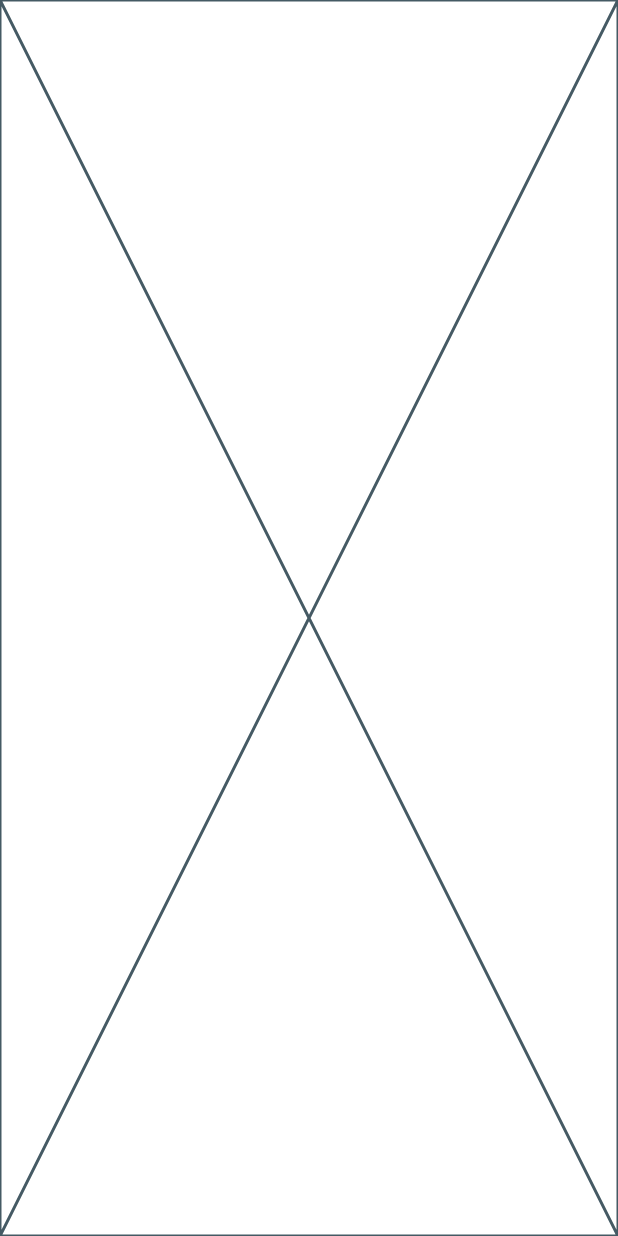
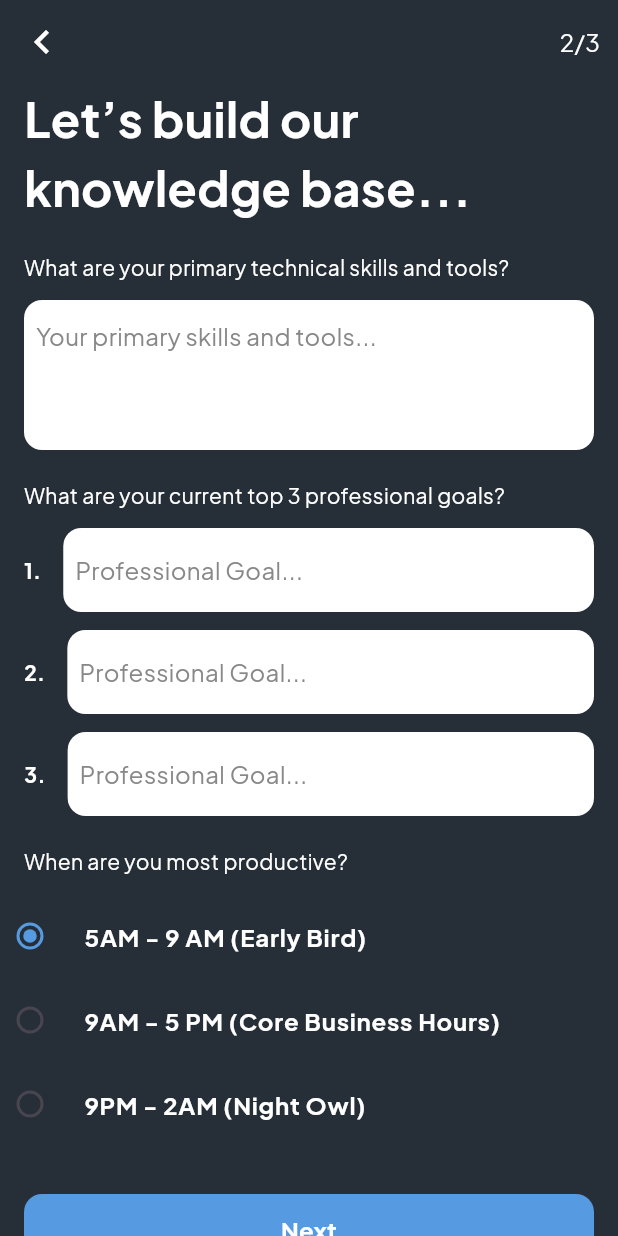
Before and after one commit to zawhtetnaing10/orcal_ai_flutter, a Flutter app: the screen it shows after launch, after a tap on "Next", on a phone screen of 412 x 824 dp. Run offline on Flutter 3.47's test engine with Material 3 defaults, Android fonts, the phone set to English and light mode, and no system bars; our stand-ins replace cloud_firestore, dio, firebase_auth, firebase_core, flutter_bloc, flutter_timezone and 3 more; accounts and stored records are empty; generated files the repository leaves out were written again.

Commit message:
Add knowledge base two screen UI implementation complete

```diff
--- a/lib/screens/add_knowledge_base_one_screen.dart
+++ b/lib/screens/add_knowledge_base_one_screen.dart
@@ -7,7 +7,7 @@ import 'package:orcal_ai_flutter/utils/strings.dart';
 import 'package:orcal_ai_flutter/widgets/orcal_primary_button.dart';
 import 'package:orcal_ai_flutter/widgets/orcal_text_area.dart'
     show OrcalTextArea;
-import 'package:orcal_ai_flutter/widgets/orcal_textfield.dart';
+import 'package:orcal_ai_flutter/widgets/orcal_textfield_with_label.dart';
 import 'package:orcal_ai_flutter/widgets/orcal_timezone_picker.dart';
 
 class AddKnowledgeBaseOneScreen extends StatelessWidget {
@@ -80,7 +80,7 @@ class AddKnowledgeBaseOneScreen extends StatelessWidget {
                 child: SizedBox(
                   width: double.infinity,
                   height: kMarginXXLarge,
-                  child: OrcalPrimaryButton(label: "Next", onPressed: () {
+                  child: OrcalPrimaryButton(label: kNext, onPressed: () {
                     // TODO: - Notify Bloc
                     context.pushNamed(kAddKnowledgeBaseTwoRoute);
                   }),
--- a/lib/screens/add_knowledge_base_two_screen.dart
+++ b/lib/screens/add_knowledge_base_two_screen.dart
@@ -1,10 +1,123 @@
 import 'package:flutter/material.dart';
+import 'package:go_router/go_router.dart';
+import 'package:orcal_ai_flutter/utils/colors.dart';
+import 'package:orcal_ai_flutter/utils/dimens.dart';
+import 'package:orcal_ai_flutter/utils/routes.dart';
+import 'package:orcal_ai_flutter/utils/strings.dart';
+import 'package:orcal_ai_flutter/widgets/orcal_multiple_text_fields.dart';
+import 'package:orcal_ai_flutter/widgets/orcal_primary_button.dart';
+import 'package:orcal_ai_flutter/widgets/orcal_radio_buttons.dart';
+import 'package:orcal_ai_flutter/widgets/orcal_text_area.dart';
 
 class AddKnowledgeBaseTwoScreen extends StatelessWidget {
   const AddKnowledgeBaseTwoScreen({super.key});
 
   @override
   Widget build(BuildContext context) {
-    return const Placeholder();
+    return Scaffold(
+      backgroundColor: kBackgroundColor,
+      appBar: AppBar(
+        backgroundColor: kBackgroundColor,
+        leading: IconButton(
+          onPressed: () {
+            context.pop();
+          },
+          icon: Icon(
+            Icons.chevron_left,
+            color: Colors.white,
+            size: kMarginXLarge,
+          ),
+        ),
+        actions: [
+          Padding(
+            padding: EdgeInsets.symmetric(horizontal: kMarginCardMedium2),
+            child: Text(
+              "2/3",
+              style: TextStyle(color: Colors.white, fontSize: kTextRegular2X),
+            ),
+          ),
+        ],
+      ),
+      body: SizedBox(
+        width: MediaQuery.of(context).size.width,
+        height: MediaQuery.of(context).size.height,
+        child: Column(
+          crossAxisAlignment: CrossAxisAlignment.start,
+          children: [
+            Padding(
+              padding: EdgeInsets.symmetric(horizontal: kMarginMedium2),
+              child: Text(
+                kLetsBuildOurKnowledgeBase,
+                style: TextStyle(
+                  fontSize: kTextBig,
+                  color: Colors.white,
+                  fontWeight: FontWeight.bold,
+                ),
+              ),
+            ),
+
+            Padding(
+              padding: EdgeInsets.only(
+                top: kMarginMedium3,
+                left: kMarginMedium2,
+                right: kMarginMedium2,
+              ),
+              child: OrcalTextArea(
+                label: "What are your primary technical skills and tools?",
+                hint: "Your primary skills and tools...",
+                onChanged: (input) {},
+              ),
+            ),
+
+            Padding(
+              padding: EdgeInsets.only(
+                top: kMarginMedium3,
+                left: kMarginMedium2,
+                right: kMarginMedium2,
+              ),
+              child: OrcalMultipleTextFields(
+                label: "What are your current top 3 professional goals?",
+                count: 3,
+                hint: "Professional Goal...",
+                onInputChanged: (inputs) {},
+              ),
+            ),
+
+            Padding(
+              padding: EdgeInsets.only(top: kMarginMedium3),
+              child: OrcalRadioButtons(
+                innerPadding: kMarginMedium2,
+                label: "When are you most productive?",
+                items: [
+                  "5AM - 9 AM (Early Bird)",
+                  "9AM - 5 PM (Core Business Hours)",
+                  "9PM - 2AM (Night Owl)",
+                ],
+                onSelectItem: (chosenItem) {},
+              ),
+            ),
+
+            Padding(
+              padding: EdgeInsets.only(
+                top: kMarginXLarge,
+                left: kMarginMedium2,
+                right: kMarginMedium2,
+              ),
+              child: SizedBox(
+                width: double.infinity,
+                height: kMarginXXLarge,
+                child: OrcalPrimaryButton(
+                  label: kNext,
+                  onPressed: () {
+                    // TODO: - Notify Bloc
+                    context.pushNamed(kAddKnowledgeBaseThreeRoute);
+                  },
+                ),
+              ),
+            ),
+          ],
+        ),
+      ),
+    );
   }
 }
--- a/lib/screens/create_account_screen.dart
+++ b/lib/screens/create_account_screen.dart
@@ -1,6 +1,5 @@
 import 'package:flutter/material.dart';
 import 'package:flutter_bloc/flutter_bloc.dart';
-import 'package:go_router/go_router.dart';
 import 'package:orcal_ai_flutter/actions/create_account_actions.dart';
 import 'package:orcal_ai_flutter/blocs/create_account_bloc.dart';
 import 'package:orcal_ai_flutter/states/create_account_state.dart';
@@ -11,7 +10,7 @@ import 'package:orcal_ai_flutter/utils/widget_utils.dart';
 import '../utils/colors.dart';
 import '../widgets/orcal_password_input.dart';
 import '../widgets/orcal_primary_button.dart';
-import '../widgets/orcal_textfield.dart';
+import '../widgets/orcal_textfield_with_label.dart';
 
 class CreateAccountScreen extends StatelessWidget {
   const CreateAccountScreen({super.key});
@@ -68,12 +67,12 @@ class CreateAccountBody extends StatelessWidget {
           backgroundColor: kBackgroundColor,
           leading: IconButton(
             onPressed: () {
-              context.pop();
+              context.read<CreateAccountBloc>().onAction(OnTapBack());
             },
             icon: Icon(
               Icons.chevron_left,
               color: Colors.white,
-              size: kMarginXXLarge,
+              size: kMarginXLarge,
             ),
           ),
         ),
--- a/lib/screens/login_screen.dart
+++ b/lib/screens/login_screen.dart
@@ -13,7 +13,7 @@ import 'package:orcal_ai_flutter/utils/routes.dart';
 import 'package:orcal_ai_flutter/utils/widget_utils.dart';
 import 'package:orcal_ai_flutter/widgets/orcal_password_input.dart';
 import 'package:orcal_ai_flutter/widgets/orcal_primary_button.dart';
-import 'package:orcal_ai_flutter/widgets/orcal_textfield.dart';
+import 'package:orcal_ai_flutter/widgets/orcal_textfield_with_label.dart';
 
 class LoginScreen extends StatelessWidget {
   const LoginScreen({super.key});
--- a/lib/utils/strings.dart
+++ b/lib/utils/strings.dart
@@ -1 +1,2 @@
 const String kLetsBuildOurKnowledgeBase = "Let’s build our knowledge base...";
+const String kNext = "Next";
--- /dev/null
+++ b/lib/widgets/orcal_multiple_text_fields.dart
@@ -0,0 +1,60 @@
+import 'dart:collection';
+
+import 'package:flutter/material.dart';
+import 'package:orcal_ai_flutter/utils/dimens.dart';
+import 'package:orcal_ai_flutter/widgets/orcal_textfield_with_label.dart';
+
+class OrcalMultipleTextFields extends StatelessWidget {
+  final String label;
+  final int count;
+  final String hint;
+
+  final Map<int, String> inputs = HashMap();
+  final Function(Map<int, String>) onInputChanged;
+
+  OrcalMultipleTextFields({
+    super.key,
+    required this.label,
+    required this.count,
+    required this.hint,
+    required this.onInputChanged,
+  });
+
+  @override
+  Widget build(BuildContext context) {
+    return Column(
+      crossAxisAlignment: CrossAxisAlignment.start,
+      spacing: kMarginCardMedium2,
+      children: [
+        Text(label, style: TextStyle(color: Colors.white)),
+
+        Column(
+          spacing: kMarginCardMedium2,
+          children: List.generate(count, (index) => index + 1).map((index) {
+            return Row(
+              spacing: kMarginCardMedium2,
+              children: [
+                Text(
+                  "$index. ",
+                  style: TextStyle(
+                    color: Colors.white,
+                    fontWeight: FontWeight.bold,
+                  ),
+                ),
+                Expanded(
+                  child: OrcalTextField(
+                    onTextChanged: (text) {
+                      inputs[index] = text;
+                      onInputChanged(inputs);
+                    },
+                    hint: hint,
+                  ),
+                ),
+              ],
+            );
+          }).toList(),
+        ),
+      ],
+    );
+  }
+}
--- /dev/null
+++ b/lib/widgets/orcal_radio_buttons.dart
@@ -0,0 +1,76 @@
+import 'package:flutter/material.dart';
+import 'package:orcal_ai_flutter/utils/colors.dart';
+
+import '../utils/dimens.dart';
+
+class OrcalRadioButtons extends StatefulWidget {
+  final String label;
+  final List<String> items;
+  final double innerPadding;
+  final Function(String) onSelectItem;
+
+  const OrcalRadioButtons({
+    super.key,
+    required this.label,
+    required this.items,
+    required this.innerPadding,
+    required this.onSelectItem,
+  });
+
+  @override
+  State<OrcalRadioButtons> createState() => _OrcalRadioButtonsState();
+}
+
+class _OrcalRadioButtonsState extends State<OrcalRadioButtons> {
+  String chosenItem = "";
+
+  @override
+  void initState() {
+    super.initState();
+    chosenItem = widget.items.first;
+  }
+
+  @override
+  Widget build(BuildContext context) {
+    return Column(
+      crossAxisAlignment: CrossAxisAlignment.start,
+      spacing: kMarginCardMedium2,
+      children: [
+        Padding(
+          padding: EdgeInsets.symmetric(horizontal: widget.innerPadding),
+          child: Text(widget.label, style: TextStyle(color: Colors.white)),
+        ),
+
+        RadioGroup<String>(
+          groupValue: chosenItem,
+          onChanged: (chosenItem) {
+            setState(() {
+              if (chosenItem != null) {
+                this.chosenItem = chosenItem;
+                widget.onSelectItem(chosenItem);
+              }
+            });
+          },
+          child: Column(
+            children: widget.items
+                .map(
+                  (item) => RadioListTile(
+                    value: item,
+                    contentPadding: EdgeInsets.zero,
+                    activeColor: kPrimaryColor,
+                    title: Text(
+                      item,
+                      style: TextStyle(
+                        color: Colors.white,
+                        fontWeight: FontWeight.bold,
+                      ),
+                    ),
+                  ),
+                )
+                .toList(),
+          ),
+        ),
+      ],
+    );
+  }
+}
--- a/lib/widgets/orcal_text_area.dart
+++ b/lib/widgets/orcal_text_area.dart
@@ -18,6 +18,7 @@ class OrcalTextArea extends StatelessWidget {
   Widget build(BuildContext context) {
     return Column(
       spacing: kMarginCardMedium2,
+      crossAxisAlignment: CrossAxisAlignment.start,
       children: [
         Text(label, style: TextStyle(color: Colors.white)),
         Container(
--- a/lib/widgets/orcal_textfield.dart
+++ /dev/null
@@ -1,58 +0,0 @@
-import 'package:flutter/material.dart';
-import 'package:orcal_ai_flutter/utils/colors.dart';
-import 'package:orcal_ai_flutter/utils/dimens.dart';
-
-class OrcalTextFieldWithLabel extends StatelessWidget {
-  final String label;
-  final String hint;
-  final Function(String) onTextChanged;
-
-  const OrcalTextFieldWithLabel({
-    super.key,
-    required this.label,
-    required this.hint,
-    required this.onTextChanged,
-  });
-
-  @override
-  Widget build(BuildContext context) {
-    return Column(
-      crossAxisAlignment: CrossAxisAlignment.start,
-      spacing: kMarginCardMedium2,
-      children: [
-        Text(label, style: TextStyle(color: Colors.white)),
-        Container(
-          height: kTextFieldHeight,
-          decoration: BoxDecoration(
-            color: Colors.white,
-            borderRadius: BorderRadius.circular(
-              kMarginCardMedium2,
-            ),
-          ),
-          padding: EdgeInsets.symmetric(
-            horizontal: kMarginMedium,
-          ),
-          child: Center(
-            child: TextField(
-              onChanged: onTextChanged,
-              decoration: InputDecoration(
-                hint: Text(
-                  hint,
-                  style: TextStyle(
-                    color: kHintColor,
-                    fontSize: kTextRegular2X,
-                  ),
-                ),
-                border: InputBorder.none,
-              ),
-              style: TextStyle(
-                color: Colors.black,
-                fontSize: kTextRegular2X,
-              ),
-            ),
-          ),
-        ),
-      ],
-    );
-  }
-}
--- /dev/null
+++ b/lib/widgets/orcal_textfield_with_label.dart
@@ -0,0 +1,74 @@
+import 'package:flutter/material.dart';
+import 'package:orcal_ai_flutter/utils/colors.dart';
+import 'package:orcal_ai_flutter/utils/dimens.dart';
+
+class OrcalTextFieldWithLabel extends StatelessWidget {
+  final String label;
+  final String hint;
+  final Function(String) onTextChanged;
+
+  const OrcalTextFieldWithLabel({
+    super.key,
+    required this.label,
+    required this.hint,
+    required this.onTextChanged,
+  });
+
+  @override
+  Widget build(BuildContext context) {
+    return Column(
+      crossAxisAlignment: CrossAxisAlignment.start,
+      spacing: kMarginCardMedium2,
+      children: [
+        Text(label, style: TextStyle(color: Colors.white)),
+        OrcalTextField(onTextChanged: onTextChanged, hint: hint),
+      ],
+    );
+  }
+}
+
+class OrcalTextField extends StatelessWidget {
+  const OrcalTextField({
+    super.key,
+    required this.onTextChanged,
+    required this.hint,
+  });
+
+  final Function(String) onTextChanged;
+  final String hint;
+
+  @override
+  Widget build(BuildContext context) {
+    return Container(
+      height: kTextFieldHeight,
+      decoration: BoxDecoration(
+        color: Colors.white,
+        borderRadius: BorderRadius.circular(
+          kMarginCardMedium2,
+        ),
+      ),
+      padding: EdgeInsets.symmetric(
+        horizontal: kMarginMedium,
+      ),
+      child: Center(
+        child: TextField(
+          onChanged: onTextChanged,
+          decoration: InputDecoration(
+            hint: Text(
+              hint,
+              style: TextStyle(
+                color: kHintColor,
+                fontSize: kTextRegular2X,
+              ),
+            ),
+            border: InputBorder.none,
+          ),
+          style: TextStyle(
+            color: Colors.black,
+            fontSize: kTextRegular2X,
+          ),
+        ),
+      ),
+    );
+  }
+}
```
